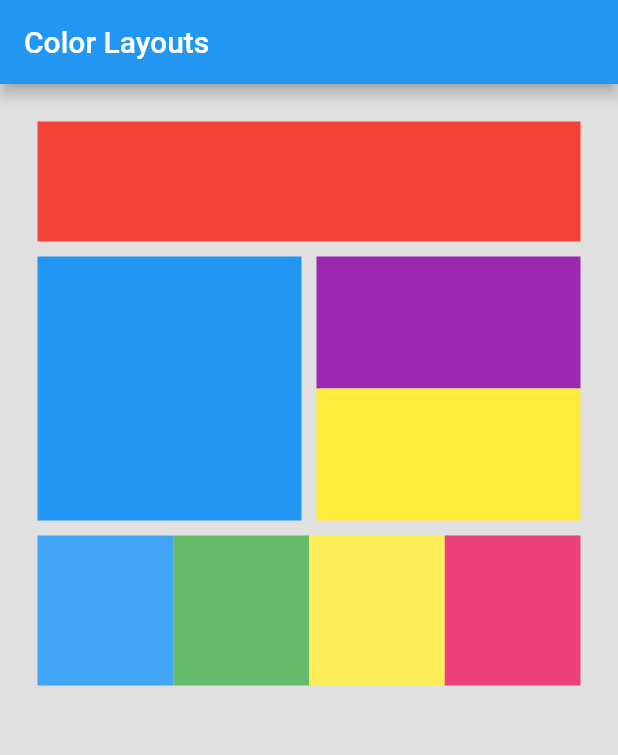
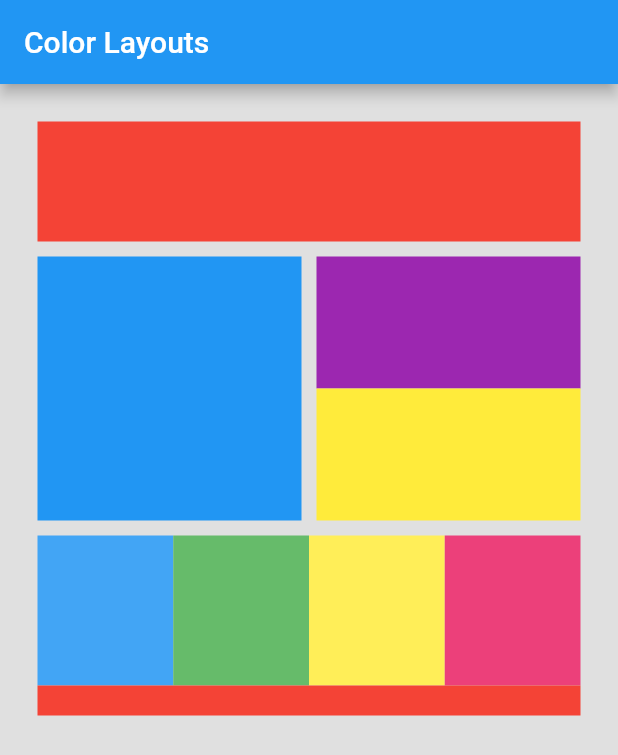
Before and after one commit to ghigbie/flutter_color_layout, a Flutter app: the screen it shows after launch, on a phone screen of 412 x 824 dp. Shown: the top 755 px of the screen. Run offline on Flutter 3.47's test engine with Material 2 defaults, Android fonts, the phone set to English and light mode, and no system bars.

Commit message:
Add small row

```diff
--- a/lib/color_layout.dart
+++ b/lib/color_layout.dart
@@ -5,6 +5,7 @@ import 'color_layout.dart';
 
 const _CELL_PADDING = 10.0;
 const _THIRD_ROW_HEIGHT = 100.0;
+const _SMALL_CELLS_HEIGHT = 20.0;
 
 class _FirstRow extends StatelessWidget{
   @override
@@ -77,6 +78,11 @@ class ColorLayout extends StatelessWidget{
             _FirstRow(),
             _SecondRow(),
             _ThirdRow(),
+            Container(
+              padding: EdgeInsets.only(top: _CELL_PADDING),
+              color: Colors.red,
+              height: _SMALL_CELLS_HEIGHT,
+            )
           ]
             ),
         ),
```
